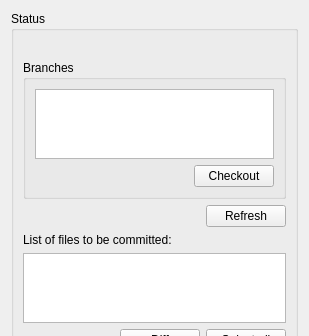
First picture: the form in freecad_scripts/webtools_git/TaskGit.ui, repository doeswork/does-robot, before the edit; both pictures show x 0 to 309 and y 0 to 336 of the 309 by 733 pixel window.
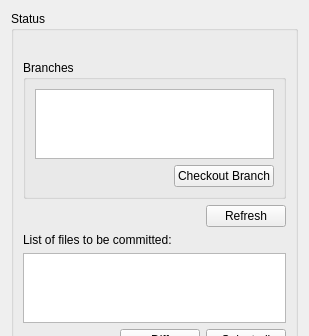
Second picture: the form after the edit.

Commit message: Add switch branch feature to webtools

What changed in the file:
```diff
--- a/freecad_scripts/webtools_git/TaskGit.ui
+++ b/freecad_scripts/webtools_git/TaskGit.ui
@@ -54,7 +54,7 @@
               <item>
               <widget class="QPushButton" name="buttonCheckout">
                 <property name="text">
-                <string>Checkout</string>
+                <string>Checkout Branch</string>
                 </property>
               </widget>
               </item>
```
The commit also changes 2 other files.
